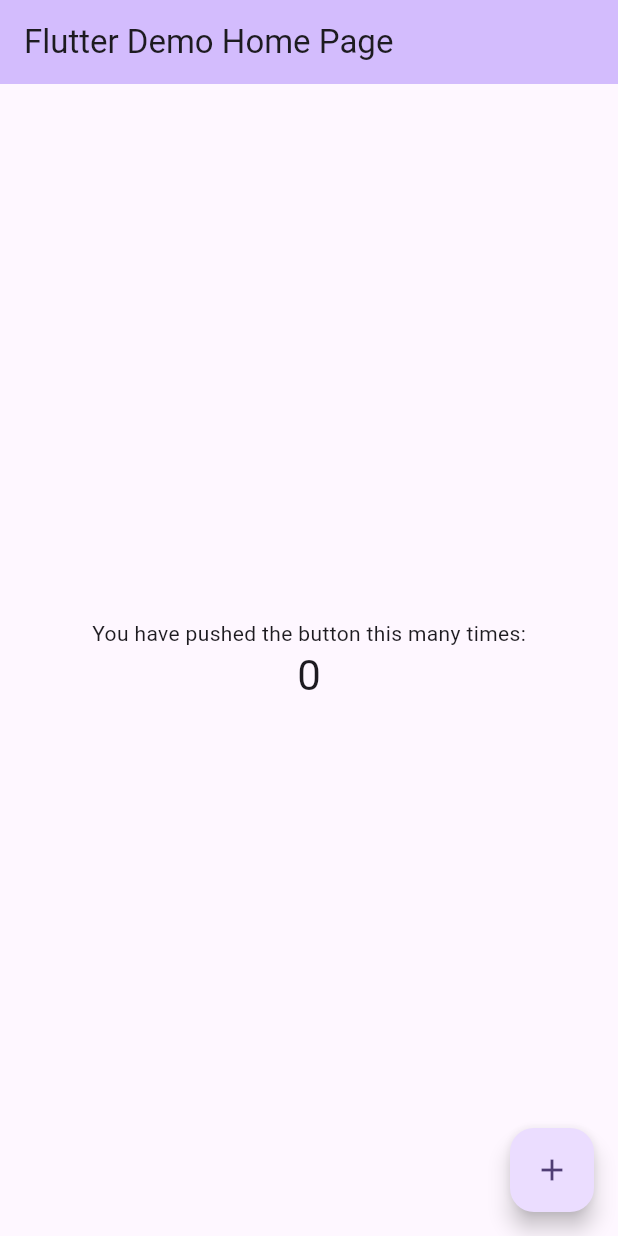
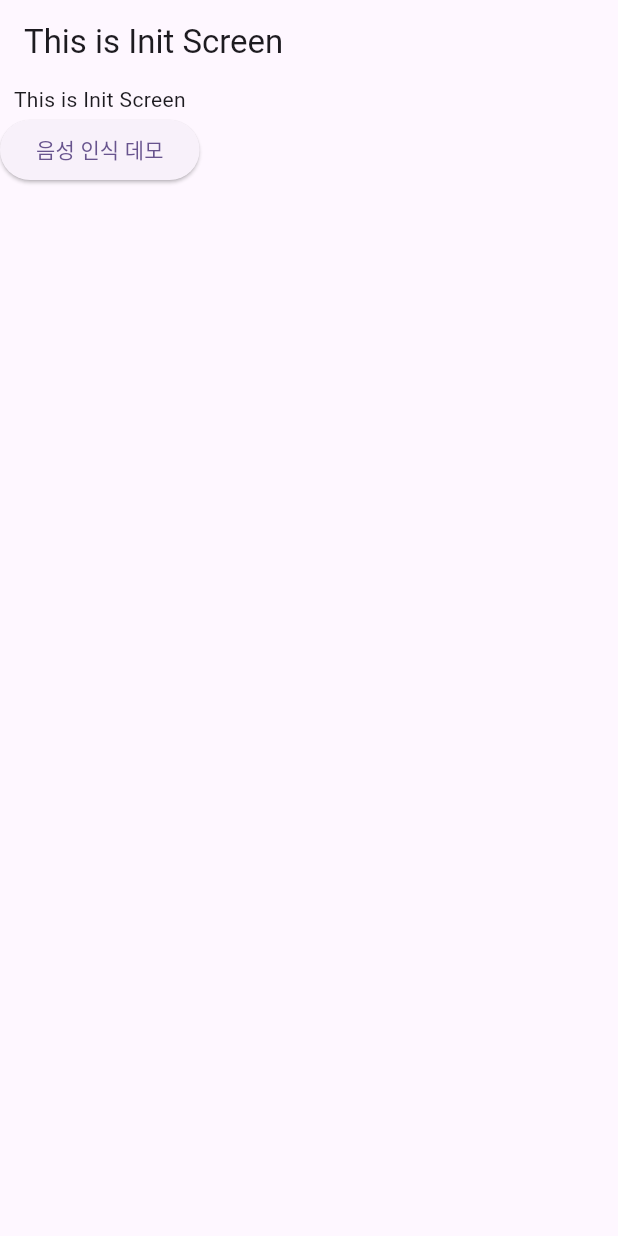
Before and after one commit to UnRyongPark/lang_study, a Flutter app: the screen it shows after launch, on a phone screen of 412 x 824 dp. Run offline on Flutter 3.47's test engine with Material 3 defaults, Android fonts, the phone set to English and light mode, and no system bars; our stand-ins replace flutter_riverpod, go_router, speech_to_text.

Commit message:
WIP: 홈 페이지, STT 페이지 추가, TTS 페이지는 생성만함

```diff
--- a/lib/main.dart
+++ b/lib/main.dart
@@ -1,7 +1,9 @@
 import 'package:flutter/material.dart';
+import 'package:flutter_riverpod/flutter_riverpod.dart';
+import 'package:klearn/routers/router.dart';
 
 void main() {
-  runApp(const MyApp());
+  runApp(ProviderScope(child: const MyApp()));
 }
 
 class MyApp extends StatelessWidget {
@@ -10,7 +12,8 @@ class MyApp extends StatelessWidget {
   // This widget is the root of your application.
   @override
   Widget build(BuildContext context) {
-    return MaterialApp(
+    return MaterialApp.router(
+      routerConfig: router,
       title: 'Flutter Demo',
       theme: ThemeData(
         // This is the theme of your application.
@@ -31,95 +34,6 @@ class MyApp extends StatelessWidget {
         colorScheme: ColorScheme.fromSeed(seedColor: Colors.deepPurple),
         useMaterial3: true,
       ),
-      home: const MyHomePage(title: 'Flutter Demo Home Page'),
     );
   }
 }
-
-class MyHomePage extends StatefulWidget {
-  const MyHomePage({super.key, required this.title});
-
-  // This widget is the home page of your application. It is stateful, meaning
-  // that it has a State object (defined below) that contains fields that affect
-  // how it looks.
-
-  // This class is the configuration for the state. It holds the values (in this
-  // case the title) provided by the parent (in this case the App widget) and
-  // used by the build method of the State. Fields in a Widget subclass are
-  // always marked "final".
-
-  final String title;
-
-  @override
-  State<MyHomePage> createState() => _MyHomePageState();
-}
-
-class _MyHomePageState extends State<MyHomePage> {
-  int _counter = 0;
-
-  void _incrementCounter() {
-    setState(() {
-      // This call to setState tells the Flutter framework that something has
-      // changed in this State, which causes it to rerun the build method below
-      // so that the display can reflect the updated values. If we changed
-      // _counter without calling setState(), then the build method would not be
-      // called again, and so nothing would appear to happen.
-      _counter++;
-    });
-  }
-
-  @override
-  Widget build(BuildContext context) {
-    // This method is rerun every time setState is called, for instance as done
-    // by the _incrementCounter method above.
-    //
-    // The Flutter framework has been optimized to make rerunning build methods
-    // fast, so that you can just rebuild anything that needs updating rather
-    // than having to individually change instances of widgets.
-    return Scaffold(
-      appBar: AppBar(
-        // TRY THIS: Try changing the color here to a specific color (to
-        // Colors.amber, perhaps?) and trigger a hot reload to see the AppBar
-        // change color while the other colors stay the same.
-        backgroundColor: Theme.of(context).colorScheme.inversePrimary,
-        // Here we take the value from the MyHomePage object that was created by
-        // the App.build method, and use it to set our appbar title.
-        title: Text(widget.title),
-      ),
-      body: Center(
-        // Center is a layout widget. It takes a single child and positions it
-        // in the middle of the parent.
-        child: Column(
-          // Column is also a layout widget. It takes a list of children and
-          // arranges them vertically. By default, it sizes itself to fit its
-          // children horizontally, and tries to be as tall as its parent.
-          //
-          // Column has various properties to control how it sizes itself and
-          // how it positions its children. Here we use mainAxisAlignment to
-          // center the children vertically; the main axis here is the vertical
-          // axis because Columns are vertical (the cross axis would be
-          // horizontal).
-          //
-          // TRY THIS: Invoke "debug painting" (choose the "Toggle Debug Paint"
-          // action in the IDE, or press "p" in the console), to see the
-          // wireframe for each widget.
-          mainAxisAlignment: MainAxisAlignment.center,
-          children: <Widget>[
-            const Text(
-              'You have pushed the button this many times:',
-            ),
-            Text(
-              '$_counter',
-              style: Theme.of(context).textTheme.headlineMedium,
-            ),
-          ],
-        ),
-      ),
-      floatingActionButton: FloatingActionButton(
-        onPressed: _incrementCounter,
-        tooltip: 'Increment',
-        child: const Icon(Icons.add),
-      ), // This trailing comma makes auto-formatting nicer for build methods.
-    );
-  }
-}
--- /dev/null
+++ b/lib/routers/router.dart
@@ -0,0 +1,10 @@
+import 'package:go_router/go_router.dart';
+import 'package:klearn/screens/init/screen.dart';
+import 'package:klearn/screens/stt/screen.dart';
+
+final router = GoRouter(
+  routes: <GoRoute>[
+    GoRoute(path: '/', builder: (context, state) => const InitScreen()),
+    GoRoute(path: '/stt', builder: (context, state) => const SttScreen()),
+  ],
+);
--- /dev/null
+++ b/lib/screens/init/screen.dart
@@ -0,0 +1,26 @@
+import 'package:flutter/material.dart';
+import 'package:go_router/go_router.dart';
+
+class InitScreen extends StatelessWidget {
+  const InitScreen({super.key});
+
+  @override
+  Widget build(BuildContext context) {
+    return Scaffold(
+      appBar: AppBar(
+        title: const Text('This is Init Screen'),
+      ),
+      body: Column(
+        children: [
+          Text('This is Init Screen'),
+          ElevatedButton(
+            onPressed: () {
+              context.go('/stt');
+            },
+            child: const Text('음성 인식 데모'),
+          ),
+        ],
+      ),
+    );
+  }
+}
```
Also changed, not shown: lib/screens/stt/screen.dart (added, +138 -0 lines), lib/screens/tts/screen.dart (added, +11 -0 lines), pubspec.yaml (+7 -2 lines), pubspec.lock, 5 other files.
